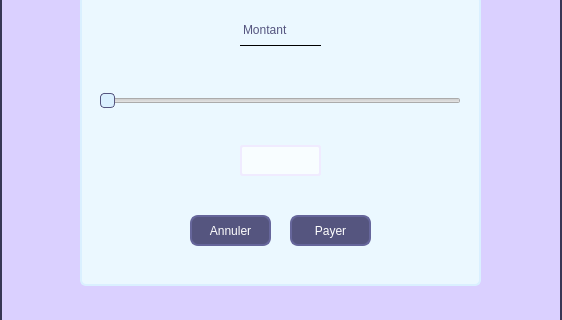
Above: rechargewindow.ui from GD-Github/R-U-Hungry- before the change; both pictures show x 0 to 562 and y 195 to 515 of the 562 by 633 pixel window. Below: the same form after it.
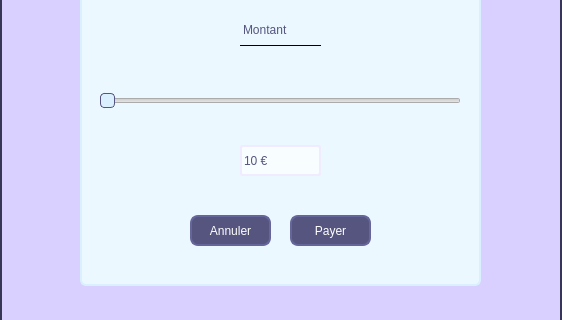
That is the form after the change. Icons and pictures are not drawn.

Commit message: Le slider dans la page recharger update maintenant le prix

```diff
--- a/rechargewindow.ui
+++ b/rechargewindow.ui
@@ -120,6 +120,9 @@
        <height>31</height>
       </rect>
      </property>
+     <property name="text">
+      <string>10 €</string>
+     </property>
     </widget>
     <widget class="QSlider" name="maxPriceSlider_2">
      <property name="geometry">
```
Left out of the diff: 11 changed lines with no effect on the pictures. The commit also changes 4 other files.
